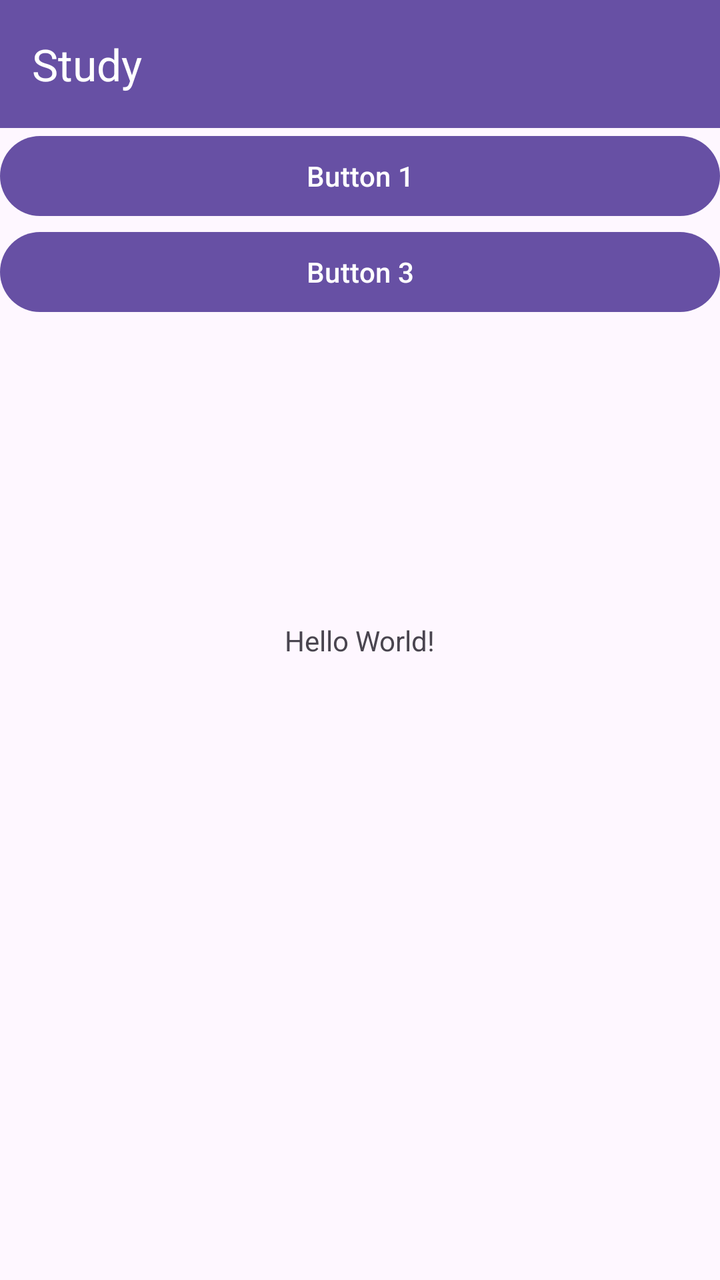
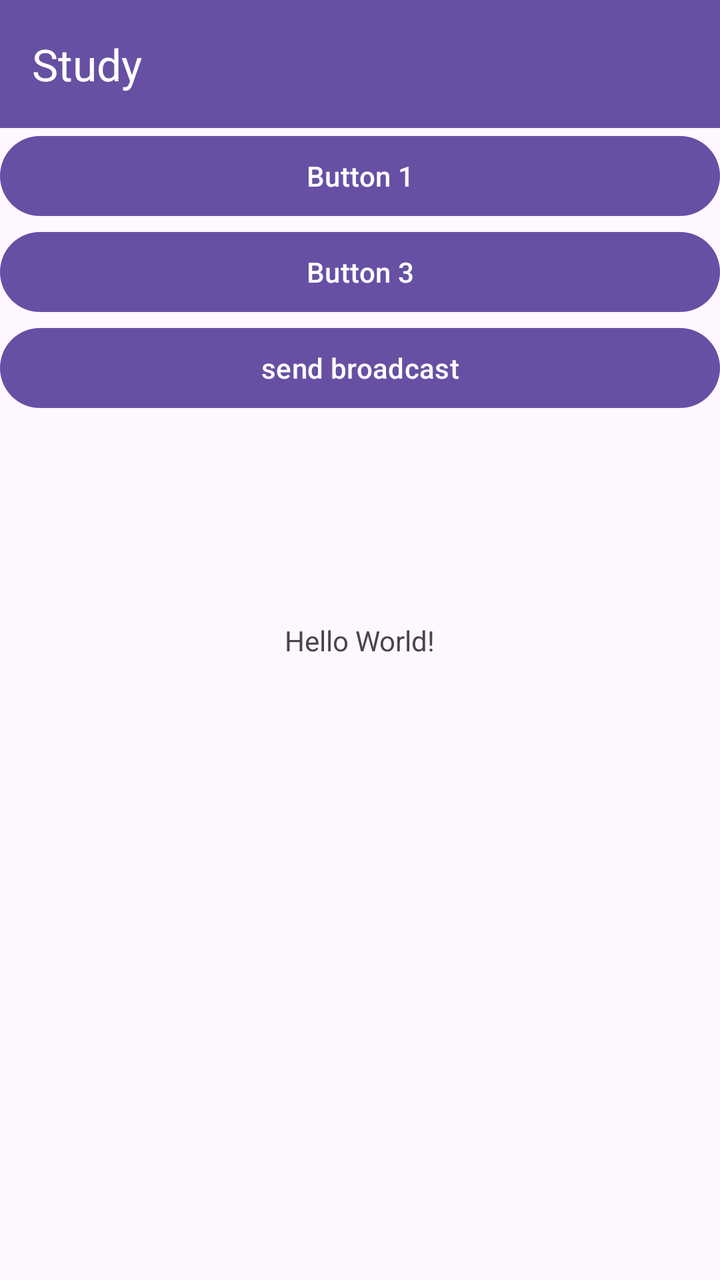

The first picture is an Android layout as it rendered before a commit; the second is the same layout after the commit. The layout source and the unified diff follow.
<!-- AndroidManifest.xml: application theme Theme.StudyA -->
<!-- res/layout/activity_main.xml -->
<?xml version="1.0" encoding="utf-8"?>
<androidx.constraintlayout.widget.ConstraintLayout xmlns:android="http://schemas.android.com/apk/res/android"
    xmlns:app="http://schemas.android.com/apk/res-auto"
    xmlns:tools="http://schemas.android.com/tools"
    android:id="@+id/main"
    android:layout_width="match_parent"
    android:layout_height="match_parent"
    tools:context=".MainActivity">

    <com.google.android.material.appbar.MaterialToolbar
        android:id="@+id/toolbar"
        android:layout_width="match_parent"
        android:layout_height="?attr/actionBarSize"
        android:background="?attr/colorPrimary"
        app:title="Study"
        app:titleTextColor="@android:color/white"
        app:layout_constraintTop_toTopOf="parent"
        app:layout_constraintStart_toStartOf="parent"
        app:layout_constraintEnd_toEndOf="parent" />

    <Button
        android:id="@+id/button1"
        android:layout_width="match_parent"
        android:layout_height="wrap_content"
        android:text="@string/button_1"
        app:layout_constraintTop_toBottomOf="@id/toolbar"
        app:layout_constraintStart_toStartOf="parent"
        app:layout_constraintEnd_toEndOf="parent" />

    <Button
        android:id="@+id/button3"
        android:layout_width="match_parent"
        android:layout_height="wrap_content"
        android:text="@string/button_3"
        app:layout_constraintTop_toBottomOf="@id/button1"
        app:layout_constraintStart_toStartOf="parent"
        app:layout_constraintEnd_toEndOf="parent" />

    <TextView
        android:layout_width="wrap_content"
        android:layout_height="wrap_content"
        android:text="Hello World!"
        app:layout_constraintBottom_toBottomOf="parent"
        app:layout_constraintEnd_toEndOf="parent"
        app:layout_constraintStart_toStartOf="parent"
        app:layout_constraintTop_toTopOf="parent" />

</androidx.constraintlayout.widget.ConstraintLayout>
<!-- resources referenced by this layout -->
<resources>
  <string name="button_1">Button 1</string>
  <string name="button_3">Button 3</string>
  <style name="Theme.StudyA" parent="Base.Theme.StudyA" />
  <style name="Base.Theme.StudyA" parent="Theme.Material3.DayNight.NoActionBar">
          
          
      </style>
</resources>

<!-- the commit's change to res/layout/activity_main.xml (unified diff, before → after) -->
@@ -36,6 +36,15 @@
         app:layout_constraintStart_toStartOf="parent"
         app:layout_constraintEnd_toEndOf="parent" />
 
+    <Button
+        android:id="@+id/button5"
+        android:layout_width="match_parent"
+        android:layout_height="wrap_content"
+        android:text="send broadcast"
+        app:layout_constraintTop_toBottomOf="@id/button3"
+        app:layout_constraintStart_toStartOf="parent"
+        app:layout_constraintEnd_toEndOf="parent" />
+
     <TextView
         android:layout_width="wrap_content"
         android:layout_height="wrap_content"
